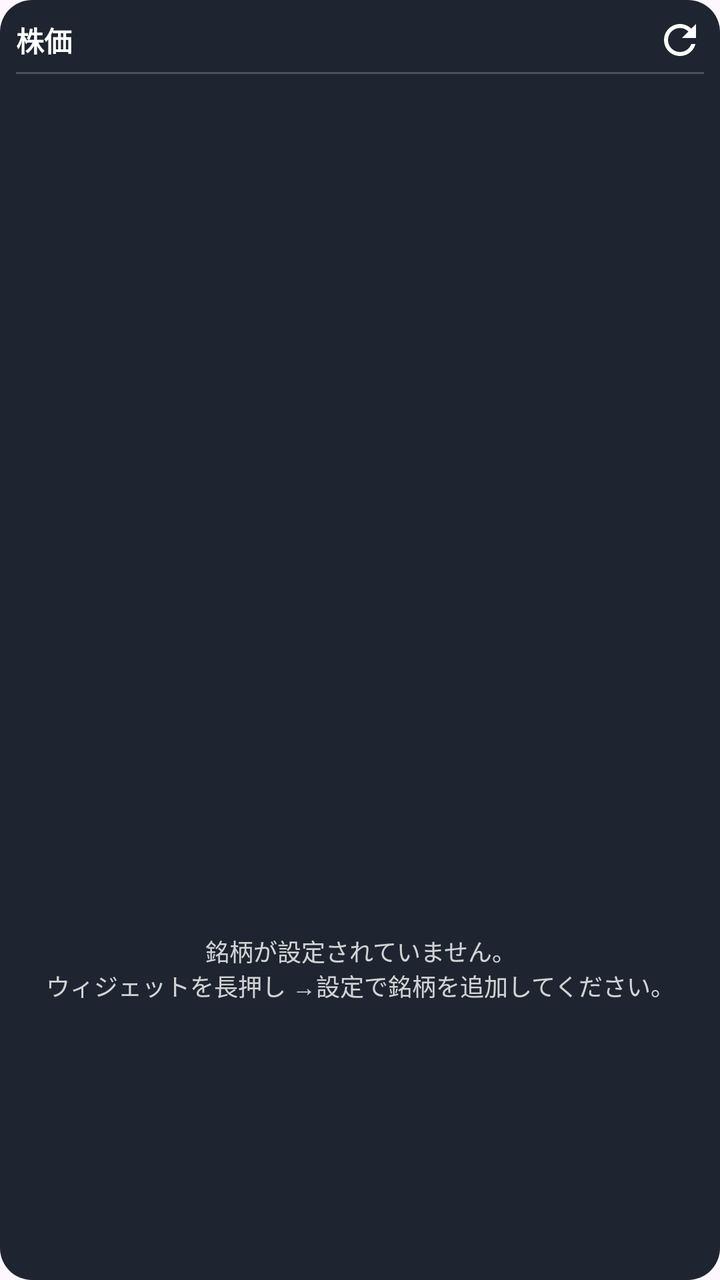
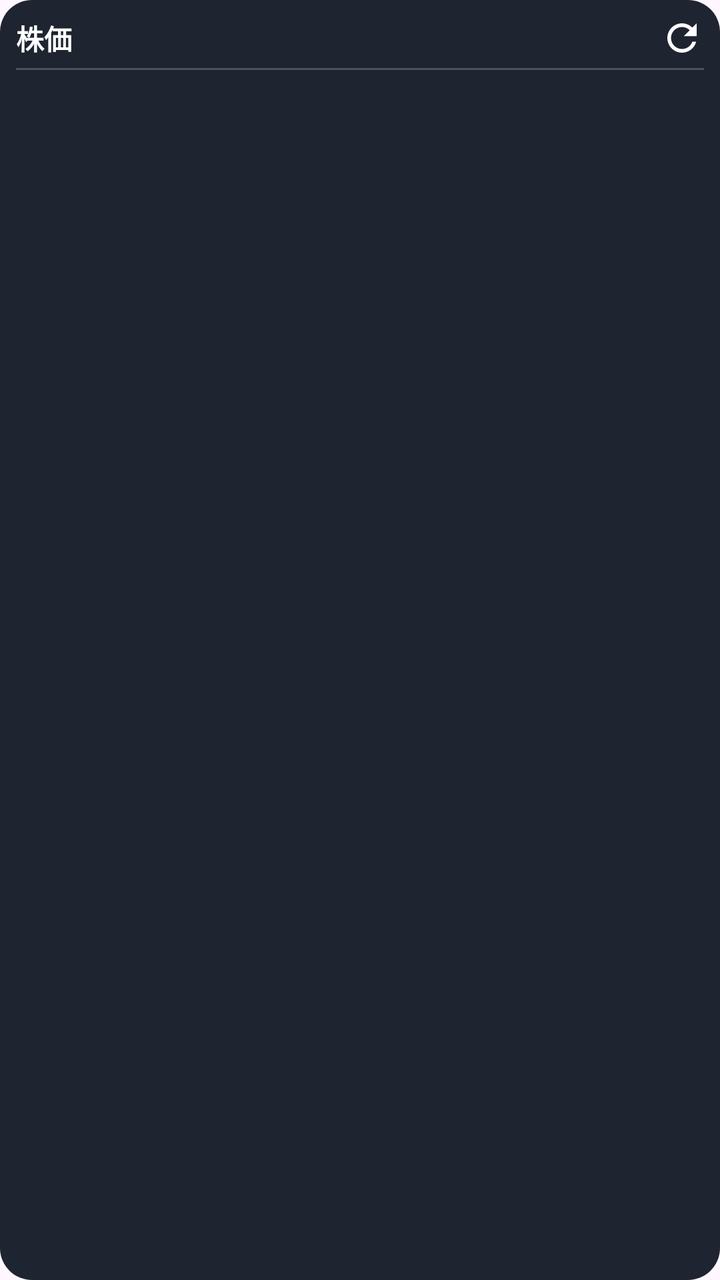

The first picture is an Android layout as it rendered before a commit; the second is the same layout after the commit. The layout source and the unified diff follow.
<!-- AndroidManifest.xml: application theme Theme.StockWidget -->
<!-- res/layout/stock_widget.xml -->
<?xml version="1.0" encoding="utf-8"?>
<LinearLayout xmlns:android="http://schemas.android.com/apk/res/android"
    android:layout_width="match_parent"
    android:layout_height="match_parent"
    android:orientation="vertical"
    android:background="@drawable/widget_background"
    android:padding="8dp">

    <LinearLayout
        android:layout_width="match_parent"
        android:layout_height="wrap_content"
        android:orientation="horizontal"
        android:gravity="center_vertical">

        <TextView
            android:id="@+id/widget_title"
            android:layout_width="0dp"
            android:layout_height="wrap_content"
            android:layout_weight="1"
            android:text="@string/widget_title"
            android:textColor="#FFFFFF"
            android:textSize="14sp"
            android:textStyle="bold" />

        <ImageView
            android:id="@+id/widget_refresh"
            android:layout_width="24dp"
            android:layout_height="24dp"
            android:src="@drawable/ic_refresh"
            android:contentDescription="@string/refresh" />
    </LinearLayout>

    <View
        android:layout_width="match_parent"
        android:layout_height="1dp"
        android:layout_marginTop="4dp"
        android:layout_marginBottom="4dp"
        android:background="#33FFFFFF" />

    <ListView
        android:id="@+id/widget_list"
        android:layout_width="match_parent"
        android:layout_height="0dp"
        android:layout_weight="1"
        android:divider="#22FFFFFF"
        android:dividerHeight="1dp" />

    <TextView
        android:id="@+id/widget_empty"
        android:layout_width="match_parent"
        android:layout_height="0dp"
        android:layout_weight="1"
        android:gravity="center"
        android:text="@string/empty_hint"
        android:textColor="#CCFFFFFF"
        android:textSize="12sp" />

</LinearLayout>
<!-- resources referenced by this layout -->
<resources>
  <!-- drawable ic_refresh (drawable) -->
  <vector xmlns:android="http://schemas.android.com/apk/res/android"
      android:width="24dp"
      android:height="24dp"
      android:viewportWidth="24"
      android:viewportHeight="24"
      android:tint="#FFFFFF">
      <path
          android:fillColor="#FFFFFF"
          android:pathData="M17.65,6.35C16.2,4.9 14.21,4 12,4c-4.42,0 -7.99,3.58 -7.99,8s3.57,8 7.99,8c3.73,0 6.84,-2.55 7.73,-6h-2.08c-0.82,2.33 -3.04,4 -5.65,4 -3.31,0 -6,-2.69 -6,-6s2.69,-6 6,-6c1.66,0 3.14,0.69 4.22,1.78L13,11h7V4l-2.35,2.35z" />
  </vector>
  <!-- drawable widget_background (drawable) -->
  <?xml version="1.0" encoding="utf-8"?>
  <shape xmlns:android="http://schemas.android.com/apk/res/android"
      android:shape="rectangle">
      <solid android:color="#1E2530" />
      <corners android:radius="16dp" />
  </shape>
  <string name="empty_hint">銘柄が設定されていません。\nウィジェットを長押し →設定で銘柄を追加してください。</string>
  <string name="refresh">更新</string>
  <string name="widget_title">株価</string>
  <style name="Theme.StockWidget" parent="Theme.Material3.DayNight.NoActionBar">
          <item name="colorPrimary">#1BA672</item>
          <item name="colorOnPrimary">#FFFFFF</item>
      </style>
</resources>

<!-- the commit's change to res/layout/stock_widget.xml (unified diff, before → after) -->
@@ -24,8 +24,8 @@
 
         <ImageView
             android:id="@+id/widget_refresh"
-            android:layout_width="24dp"
-            android:layout_height="24dp"
+            android:layout_width="22dp"
+            android:layout_height="22dp"
             android:src="@drawable/ic_refresh"
             android:contentDescription="@string/refresh" />
     </LinearLayout>
@@ -37,21 +37,24 @@
         android:layout_marginBottom="4dp"
         android:background="#33FFFFFF" />
 
-    <ListView
-        android:id="@+id/widget_list"
+    <ScrollView
         android:layout_width="match_parent"
         android:layout_height="0dp"
-        android:layout_weight="1"
-        android:divider="#22FFFFFF"
-        android:dividerHeight="1dp" />
+        android:layout_weight="1">
+
+        <LinearLayout
+            android:id="@+id/widget_rows"
+            android:layout_width="match_parent"
+            android:layout_height="wrap_content"
+            android:orientation="vertical" />
+    </ScrollView>
 
     <TextView
-        android:id="@+id/widget_empty"
+        android:id="@+id/widget_status"
         android:layout_width="match_parent"
-        android:layout_height="0dp"
-        android:layout_weight="1"
+        android:layout_height="wrap_content"
         android:gravity="center"
-        android:text="@string/empty_hint"
+        android:padding="12dp"
         android:textColor="#CCFFFFFF"
         android:textSize="12sp" />
 
<!-- resource entries referenced after the edit -->
@@ -18,7 +18,6 @@
       <solid android:color="#1E2530" />
       <corners android:radius="16dp" />
   </shape>
-  <string name="empty_hint">銘柄が設定されていません。\nウィジェットを長押し →設定で銘柄を追加してください。</string>
   <string name="refresh">更新</string>
   <string name="widget_title">株価</string>
   <style name="Theme.StockWidget" parent="Theme.Material3.DayNight.NoActionBar">
